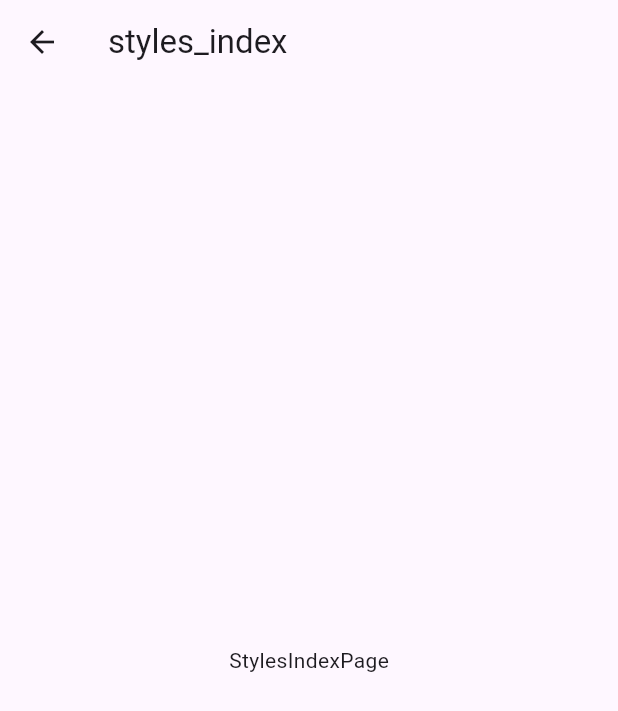
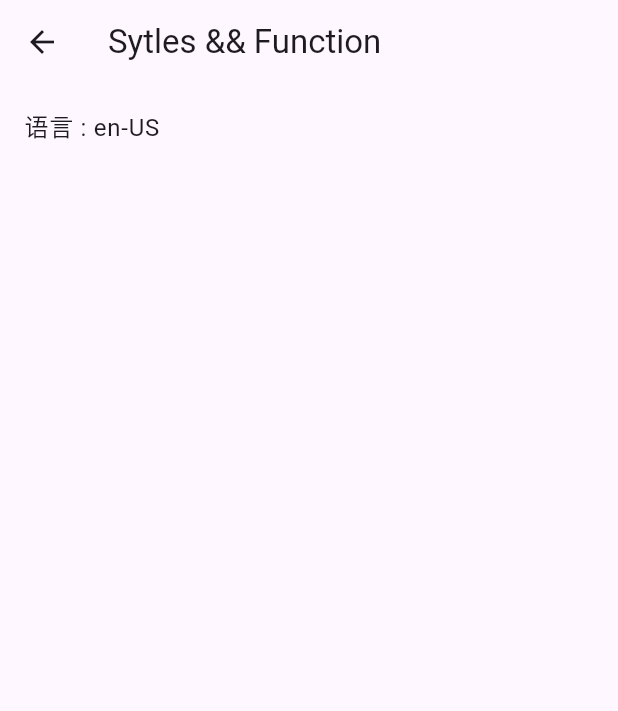
Before and after one commit to Latrevion/c_woo_getx, a Flutter app: the StylesIndexPage screen opened by its route, on a phone screen of 412 x 824 dp. Shown: the top 711 px of the screen. Run offline on Flutter 3.47's test engine with Material 2 defaults, Android fonts, the light colour scheme and no system bars; our stand-ins replace get, package_info_plus; statements that could not run were skipped.

Commit message:
add -> i18n

```diff
--- a/lib/common/i18n/index.dart
+++ b/lib/common/i18n/index.dart
@@ -1,3 +1,7 @@
 library i18n;
 
 // export './xxxx.dart';
+export 'locale_keys.dart';
+export 'translation.dart';
+export 'locales/locale_en.dart';
+export 'locales/locale_zh.dart';
--- /dev/null
+++ b/lib/common/i18n/locale_keys.dart
@@ -0,0 +1,17 @@
+/// 多语言 keys
+class LocaleKeys {
+  // 通用
+  static const commonBottomSave = 'common_bottom_save';
+  static const commonBottomRemove = 'common_bottom_remove';
+  static const commonBottomCancel = 'common_bottom_cancel';
+  static const commonBottomConfirm = 'common_bottom_confirm';
+  static const commonBottomApply = 'common_bottom_apply';
+  static const commonBottomBack = 'common_bottom_back';
+  static const commonSearchInput = 'common_search_input';
+  static const commonSelectTips = 'common_select_tips';
+  static const commonMessageSuccess = 'common_message_success';
+  static const commonMessageIncorrect = 'common_message_incorrect';
+
+  // 样式
+  static const stylesTitle = 'styles_title';
+}
--- /dev/null
+++ b/lib/common/i18n/locales/locale_en.dart
@@ -0,0 +1,19 @@
+import '../locale_keys.dart';
+
+/// 多语言 英文
+Map<String, String> localeEn = {
+  // 通用
+  LocaleKeys.commonSearchInput: 'Enter keyword',
+  LocaleKeys.commonBottomSave: 'Save',
+  LocaleKeys.commonBottomRemove: 'Remove',
+  LocaleKeys.commonBottomCancel: 'Cancel',
+  LocaleKeys.commonBottomConfirm: 'Confirm',
+  LocaleKeys.commonBottomApply: 'Apply',
+  LocaleKeys.commonBottomBack: 'Back',
+  LocaleKeys.commonSelectTips: 'Please select',
+  LocaleKeys.commonMessageSuccess: '@method successfully',
+  LocaleKeys.commonMessageIncorrect: '@method incorrect',
+
+  // 样式
+  LocaleKeys.stylesTitle: 'Sytles && Function',
+};
--- /dev/null
+++ b/lib/common/i18n/locales/locale_zh.dart
@@ -0,0 +1,19 @@
+import '../locale_keys.dart';
+
+/// 多语言 中文
+Map<String, String> localeZh = {
+  // 通用
+  LocaleKeys.commonSearchInput: '输入关键字',
+  LocaleKeys.commonBottomSave: '保存',
+  LocaleKeys.commonBottomRemove: '删除',
+  LocaleKeys.commonBottomCancel: '取消',
+  LocaleKeys.commonBottomConfirm: '确认',
+  LocaleKeys.commonBottomApply: '应用',
+  LocaleKeys.commonBottomBack: '返回',
+  LocaleKeys.commonSelectTips: '请选择',
+  LocaleKeys.commonMessageSuccess: '@method 成功',
+  LocaleKeys.commonMessageIncorrect: '@method 不正确',
+
+  // 样式
+  LocaleKeys.stylesTitle: '样式 && 功能 && 调试',
+};
--- /dev/null
+++ b/lib/common/i18n/translation.dart
@@ -0,0 +1,31 @@
+import 'package:flutter/material.dart';
+import 'package:flutter_localizations/flutter_localizations.dart';
+import 'package:get/get.dart';
+import 'index.dart';
+
+/// 翻译类
+class Translation extends Translations {
+  // 当前系统语言
+  // static Locale? get locale => Get.deviceLocale;
+
+  // 默认语言 Locale(语言代码, 国家代码)
+  static const fallbackLocale = Locale('en', 'US');
+
+  // 支持语言列表
+  static const supportedLocales = [
+    Locale('en', 'US'),
+    Locale('zh', 'CN'),
+  ];
+  // 代理
+  static const localizationsDelegates = [
+    GlobalMaterialLocalizations.delegate,
+    GlobalWidgetsLocalizations.delegate,
+    GlobalCupertinoLocalizations.delegate,
+  ];
+  // 语言代码对应的翻译文本
+  @override
+  Map<String, Map<String, String>> get keys => {
+        'en': localeEn,
+        'zh': localeZh,
+      };
+}
--- a/lib/common/values/constants.dart
+++ b/lib/common/values/constants.dart
@@ -2,4 +2,7 @@
 class Constants {
   // 服务 api
   static const apiUrl = 'https://api.example.com';
+
+    // 本地存储key
+  static const storageLanguageCode = 'language_code';
 }
--- a/lib/main.dart
+++ b/lib/main.dart
@@ -3,7 +3,6 @@ import 'package:get/get.dart';
 import 'package:c_woo_getx/global.dart';
 import 'common/index.dart';
 import 'common/routers/pages.dart';
-
 
 Future<void> main() async {
   await Global.init();
@@ -22,10 +21,17 @@ class MyApp extends StatelessWidget {
         colorScheme: ColorScheme.fromSeed(seedColor: Colors.deepPurple),
         useMaterial3: true,
       ),
-      initialRoute: RouteNames.systemSplash,
+      // initialRoute: RouteNames.systemSplash,
+      initialRoute: RouteNames.stylesStylesIndex,
       getPages: RoutePages.list,
       navigatorObservers: [RoutePages.observer],
-      // home: const MyHomePage(title: 'Flutter Demo Home Page11'),
+
+      // 多语言
+      translations: Translation(), // 词典
+      localizationsDelegates: Translation.localizationsDelegates, // 代理
+      supportedLocales: Translation.supportedLocales, // 支持的语言种类
+      locale: ConfigService.to.locale, // 当前语言种类
+      fallbackLocale: Translation.fallbackLocale, // 默认语言种类
     );
   }
 }
--- a/lib/pages/styles/styles_index/view.dart
+++ b/lib/pages/styles/styles_index/view.dart
@@ -1,6 +1,6 @@
 import 'package:flutter/material.dart';
 import 'package:get/get.dart';
-
+import 'package:c_woo_getx/common/index.dart';
 import 'index.dart';
 
 class StylesIndexPage extends GetView<StylesIndexController> {
@@ -8,8 +8,19 @@ class StylesIndexPage extends GetView<StylesIndexController> {
 
   // 主视图
   Widget _buildView() {
-    return const Center(
-      child: Text("StylesIndexPage"),
+    return
+    // const Center(
+    //   child: Text("StylesIndexPage"),
+    // );
+    Column(
+      children: [
+              ListTile(
+        onTap: controller.onLanguageSelected,
+        title: Text(
+          "语言 : ${ConfigService.to.locale.toLanguageTag()}",
+        ),
+      ),
+      ],
     );
   }
 
@@ -20,7 +31,8 @@ class StylesIndexPage extends GetView<StylesIndexController> {
       id: "styles_index",
       builder: (_) {
         return Scaffold(
-          appBar: AppBar(title: const Text("styles_index")),
+          // appBar: AppBar(title: const Text("styles_index")),
+          appBar: AppBar(title: Text(LocaleKeys.stylesTitle.tr)),
           body: SafeArea(
             child: _buildView(),
           ),
--- a/pubspec.yaml
+++ b/pubspec.yaml
@@ -31,6 +31,8 @@ dependencies:
   flutter:
     sdk: flutter
 
+  flutter_localizations:
+    sdk: flutter
 
   # The following adds the Cupertino Icons font to your application.
   # Use with the CupertinoIcons class for iOS style icons.
```
Also changed, not shown: lib/common/services/config.dart (+28 -0 lines), lib/pages/styles/styles_index/controller.dart (+15 -0 lines), pubspec.lock.
